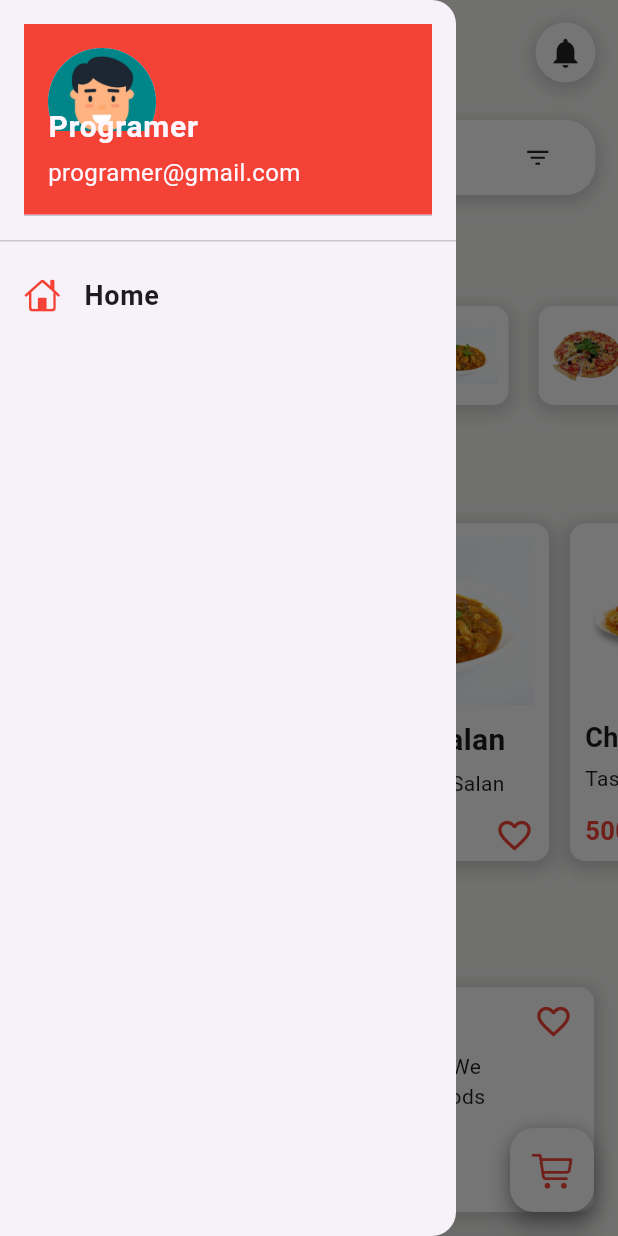
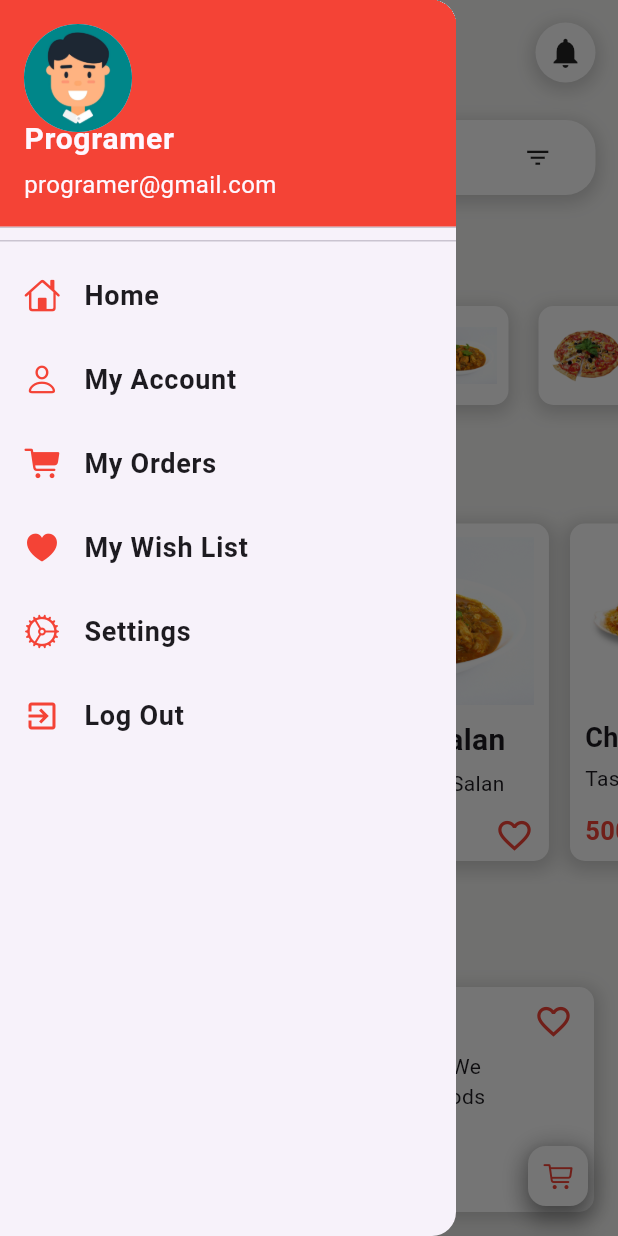
Before and after one commit to BailoMbaye/Food_app, a Flutter app: the screen it shows after launch, with the side drawer open, on a phone screen of 412 x 824 dp. Run offline on Flutter 3.47's test engine with Material 3 defaults, Android fonts, the phone set to English and light mode, and no system bars; drawn by our look-alikes of flutter_rating_bar.

Commit message:
Creation page Order

```diff
--- a/lib/Pages/HomePage.dart
+++ b/lib/Pages/HomePage.dart
@@ -132,11 +132,13 @@ class HomePage extends StatelessWidget {
             ),
           ],
         ),
-        child: FloatingActionButton(
-          onPressed: () {},
+        child: FloatingActionButton.small(
+          onPressed: () {
+            Navigator.pushNamed(context, 'cartPage');
+          },
           child: Icon(
             CupertinoIcons.cart,
-            size: 28,
+            size: 20,
             color: Colors.red,
           ),
           backgroundColor: Colors.white,
--- a/lib/Widget/DrawerWidget.dart
+++ b/lib/Widget/DrawerWidget.dart
@@ -10,7 +10,7 @@ class DrawerWidget extends StatelessWidget {
       child: ListView(
         children: const [
           DrawerHeader(
-            //  padding: EdgeInsets.zero,
+            padding: EdgeInsets.zero,
             child: UserAccountsDrawerHeader(
               decoration: BoxDecoration(
                 color: Colors.red,
@@ -35,6 +35,7 @@ class DrawerWidget extends StatelessWidget {
               ),
             ),
           ),
+          // List Tile
           ListTile(
             leading: Icon(
               CupertinoIcons.home,
@@ -48,6 +49,76 @@ class DrawerWidget extends StatelessWidget {
               ),
             ),
           ),
+          // List Tile
+          ListTile(
+            leading: Icon(
+              CupertinoIcons.person,
+              color: Colors.red,
+            ),
+            title: Text(
+              "My Account",
+              style: TextStyle(
+                fontSize: 18,
+                fontWeight: FontWeight.bold,
+              ),
+            ),
+          ),
+          // List Tile
+          ListTile(
+            leading: Icon(
+              CupertinoIcons.cart_fill,
+              color: Colors.red,
+            ),
+            title: Text(
+              "My Orders",
+              style: TextStyle(
+                fontSize: 18,
+                fontWeight: FontWeight.bold,
+              ),
+            ),
+          ),
+          // List Tile
+          ListTile(
+            leading: Icon(
+              CupertinoIcons.heart_fill,
+              color: Colors.red,
+            ),
+            title: Text(
+              "My Wish List",
+              style: TextStyle(
+                fontSize: 18,
+                fontWeight: FontWeight.bold,
+              ),
+            ),
+          ),
+          // List Tile
+          ListTile(
+            leading: Icon(
+              CupertinoIcons.settings,
+              color: Colors.red,
+            ),
+            title: Text(
+              "Settings",
+              style: TextStyle(
+                fontSize: 18,
+                fontWeight: FontWeight.bold,
+              ),
+            ),
+          ),
+          // List Tile
+          ListTile(
+            leading: Icon(
+              Icons.exit_to_app,
+              color: Colors.red,
+            ),
+            title: Text(
+              "Log Out",
+              style: TextStyle(
+                fontSize: 18,
+                fontWeight: FontWeight.bold,
+              ),
+            ),
+          ),
         ],
       ),
     );
--- a/lib/main.dart
+++ b/lib/main.dart
@@ -1,4 +1,5 @@
 import 'package:flutter/material.dart';
+import 'package:food_app/Pages/CartPage.dart';
 import 'package:food_app/Pages/HomePage.dart';
 
 void main() {
@@ -16,7 +17,10 @@ class MyApp extends StatelessWidget {
       theme: ThemeData(
         scaffoldBackgroundColor: const Color(0xFFF5F5F3),
       ),
-      home: const HomePage(),
+      routes: {
+        "/": (context) => const HomePage(),
+        "cartPage": (context) => const CartPage(),
+      },
     );
   }
 }
```
Also changed, not shown: lib/Pages/CartPage.dart (added, +128 -0 lines).
